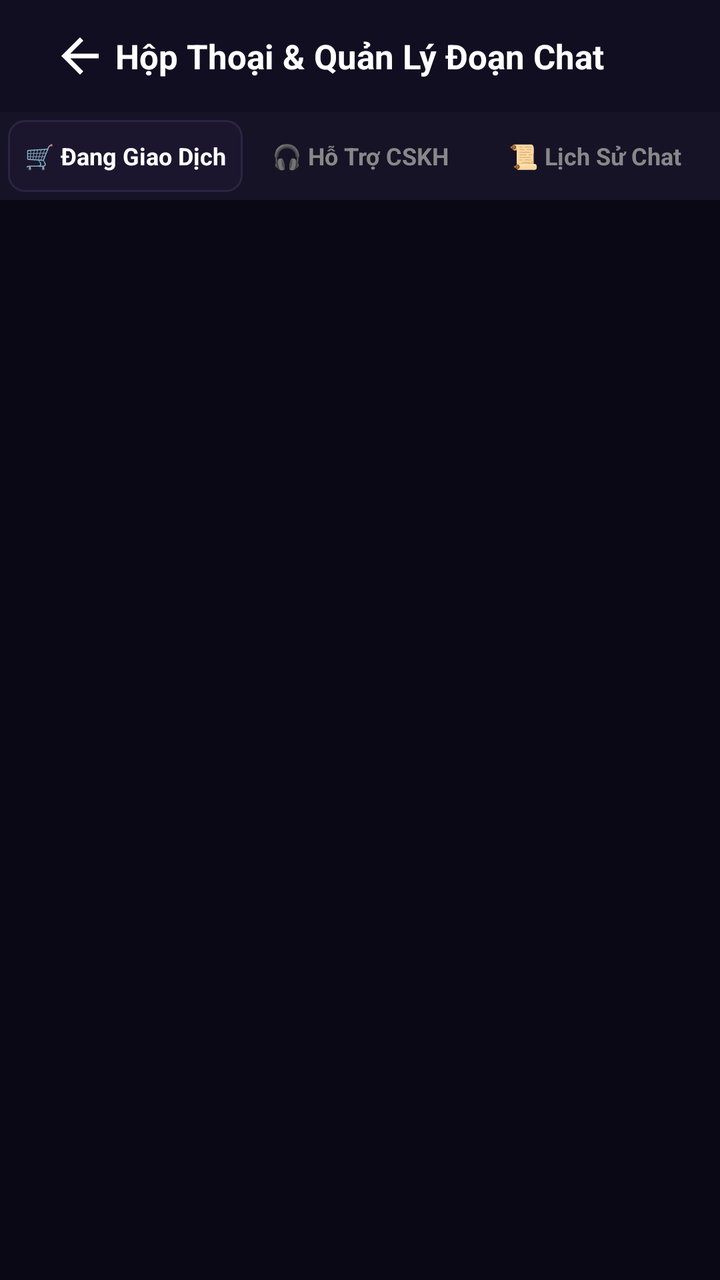
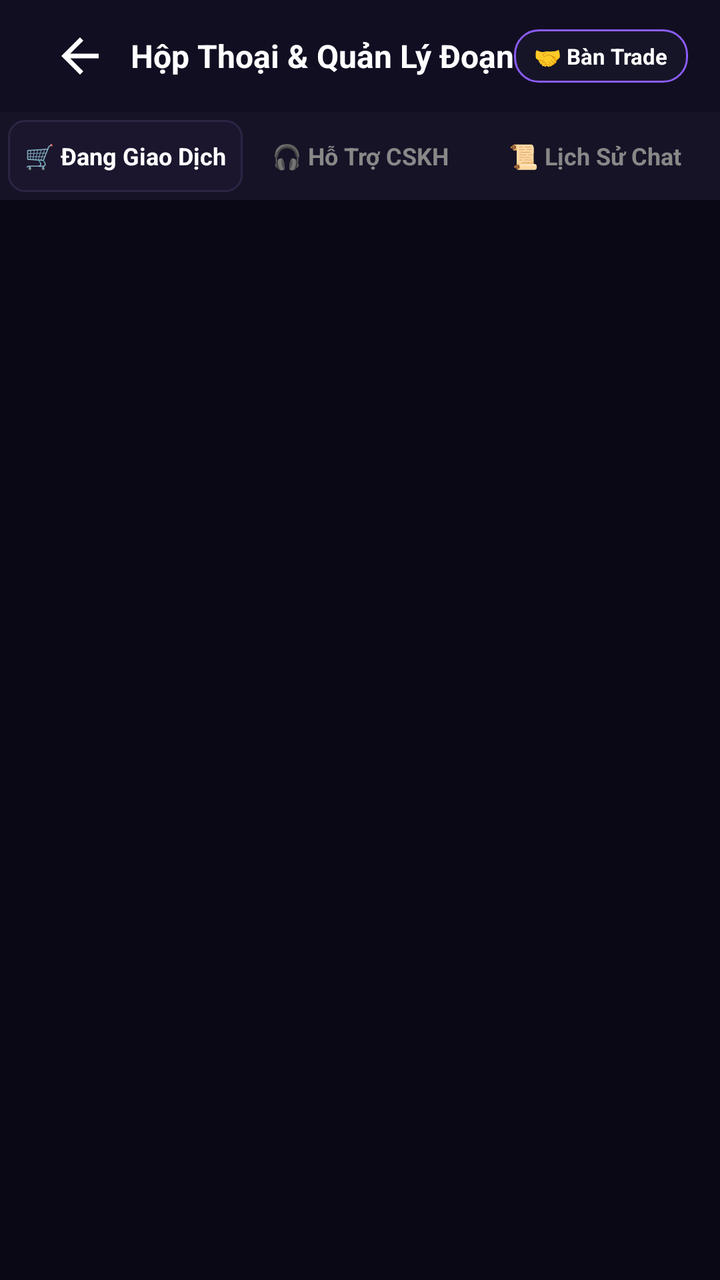

Before-and-after screenshots of an Android layout around one commit, followed by the original layout XML and the change that was made.
<!-- AndroidManifest.xml: application theme Theme.SSharing -->
<!-- res/layout/activity_chat_inbox.xml -->
<?xml version="1.0" encoding="utf-8"?>
<RelativeLayout xmlns:android="http://schemas.android.com/apk/res/android"
    xmlns:app="http://schemas.android.com/apk/res-auto"
    android:layout_width="match_parent"
    android:layout_height="match_parent"
    android:background="#0A0814">

    
    <RelativeLayout
        android:id="@+id/layoutBarInbox"
        android:layout_width="match_parent"
        android:layout_height="56dp"
        android:background="#120E22"
        android:paddingHorizontal="16dp">

        <ImageView
            android:id="@+id/btnBackChatInbox"
            android:layout_width="48dp"
            android:layout_height="48dp"
            android:layout_centerVertical="true"
            android:background="?attr/selectableItemBackgroundBorderless"
            android:clickable="true"
            android:contentDescription="Quay lại"
            android:focusable="true"
            android:padding="10dp"
            android:src="@drawable/ic_arrow_back"
            app:tint="#FFFFFF" />

        <TextView
            android:layout_width="wrap_content"
            android:layout_height="wrap_content"
            android:layout_centerInParent="true"
            android:text="Hộp Thoại &amp; Quản Lý Đoạn Chat"
            android:textColor="#FFFFFF"
            android:textSize="17sp"
            android:textStyle="bold" />
    </RelativeLayout>

    
    <LinearLayout
        android:id="@+id/layoutChatInboxTabs"
        android:layout_width="match_parent"
        android:layout_height="44dp"
        android:layout_below="@id/layoutBarInbox"
        android:background="#161327"
        android:orientation="horizontal"
        android:padding="4dp">

        <TextView
            android:id="@+id/tabActiveEscrowChats"
            android:layout_width="0dp"
            android:layout_height="match_parent"
            android:layout_weight="1"
            android:background="@drawable/bg_tab_active"
            android:gravity="center"
            android:text="🛒 Đang Giao Dịch"
            android:textColor="#FFFFFF"
            android:textSize="12sp"
            android:textStyle="bold" />

        <TextView
            android:id="@+id/tabSupportChats"
            android:layout_width="0dp"
            android:layout_height="match_parent"
            android:layout_weight="1"
            android:gravity="center"
            android:text="🎧 Hỗ Trợ CSKH"
            android:textColor="#888888"
            android:textSize="12sp"
            android:textStyle="bold" />

        <TextView
            android:id="@+id/tabCompletedChats"
            android:layout_width="0dp"
            android:layout_height="match_parent"
            android:layout_weight="1"
            android:gravity="center"
            android:text="📜 Lịch Sử Chat"
            android:textColor="#888888"
            android:textSize="12sp"
            android:textStyle="bold" />
    </LinearLayout>

    <ScrollView
        android:layout_width="match_parent"
        android:layout_height="match_parent"
        android:layout_below="@id/layoutChatInboxTabs"
        android:fillViewport="true">

        <LinearLayout
            android:id="@+id/containerChatConversations"
            android:layout_width="match_parent"
            android:layout_height="wrap_content"
            android:orientation="vertical"
            android:padding="16dp">

            
        </LinearLayout>
    </ScrollView>
</RelativeLayout>
<!-- resources referenced by this layout -->
<resources>
  <!-- drawable bg_tab_active (drawable) -->
  <shape xmlns:android="http://schemas.android.com/apk/res/android">
      <solid android:color="#1B162E" />
      <corners android:radius="8dp" />
      <stroke android:width="1dp" android:color="#2B2544" />
  </shape>
  <!-- drawable ic_arrow_back (drawable) -->
  <?xml version="1.0" encoding="utf-8"?>
  <vector xmlns:android="http://schemas.android.com/apk/res/android"
      android:width="24dp" android:height="24dp" android:viewportWidth="24" android:viewportHeight="24">
      <path android:fillColor="#FFFFFFFF" android:pathData="M20,11H7.83l5.59,-5.59L12,4l-8,8 8,8 1.41,-1.41L7.83,13H20v-2z"/>
  </vector>
  <style name="Theme.SSharing" parent="Base.Theme.SSharing" />
  <style name="Base.Theme.SSharing" parent="Theme.Material3.DayNight.NoActionBar">
          
          
      </style>
</resources>

<!-- the commit's change to res/layout/activity_chat_inbox.xml (unified diff, before → after) -->
@@ -32,7 +32,23 @@
             android:layout_centerInParent="true"
             android:text="Hộp Thoại &amp; Quản Lý Đoạn Chat"
             android:textColor="#FFFFFF"
-            android:textSize="17sp"
+            android:textSize="16sp"
+            android:textStyle="bold" />
+
+        <TextView
+            android:id="@+id/btnOpenP2PTrade"
+            android:layout_width="wrap_content"
+            android:layout_height="wrap_content"
+            android:layout_alignParentEnd="true"
+            android:layout_centerVertical="true"
+            android:background="@drawable/bg_outline_button"
+            android:clickable="true"
+            android:focusable="true"
+            android:paddingHorizontal="10dp"
+            android:paddingVertical="6dp"
+            android:text="🤝 Bàn Trade"
+            android:textColor="#FFFFFF"
+            android:textSize="11sp"
             android:textStyle="bold" />
     </RelativeLayout>
 
<!-- resource entries referenced after the edit -->
@@ -1,5 +1,12 @@
 <!-- resources referenced by this layout -->
 <resources>
+  <!-- drawable bg_outline_button (drawable) -->
+  <?xml version="1.0" encoding="utf-8"?>
+  <shape xmlns:android="http://schemas.android.com/apk/res/android">
+      <solid android:color="#161528" />
+      <stroke android:width="1dp" android:color="@color/purple_primary" />
+      <corners android:radius="12dp" />
+  </shape>
   <!-- drawable bg_tab_active (drawable) -->
   <shape xmlns:android="http://schemas.android.com/apk/res/android">
       <solid android:color="#1B162E" />
@@ -13,6 +20,7 @@
       <path android:fillColor="#FFFFFFFF" android:pathData="M20,11H7.83l5.59,-5.59L12,4l-8,8 8,8 1.41,-1.41L7.83,13H20v-2z"/>
   </vector>
   <style name="Theme.SSharing" parent="Base.Theme.SSharing" />
+  <color name="purple_primary">#8B5CF6</color>
   <style name="Base.Theme.SSharing" parent="Theme.Material3.DayNight.NoActionBar">
           
           
